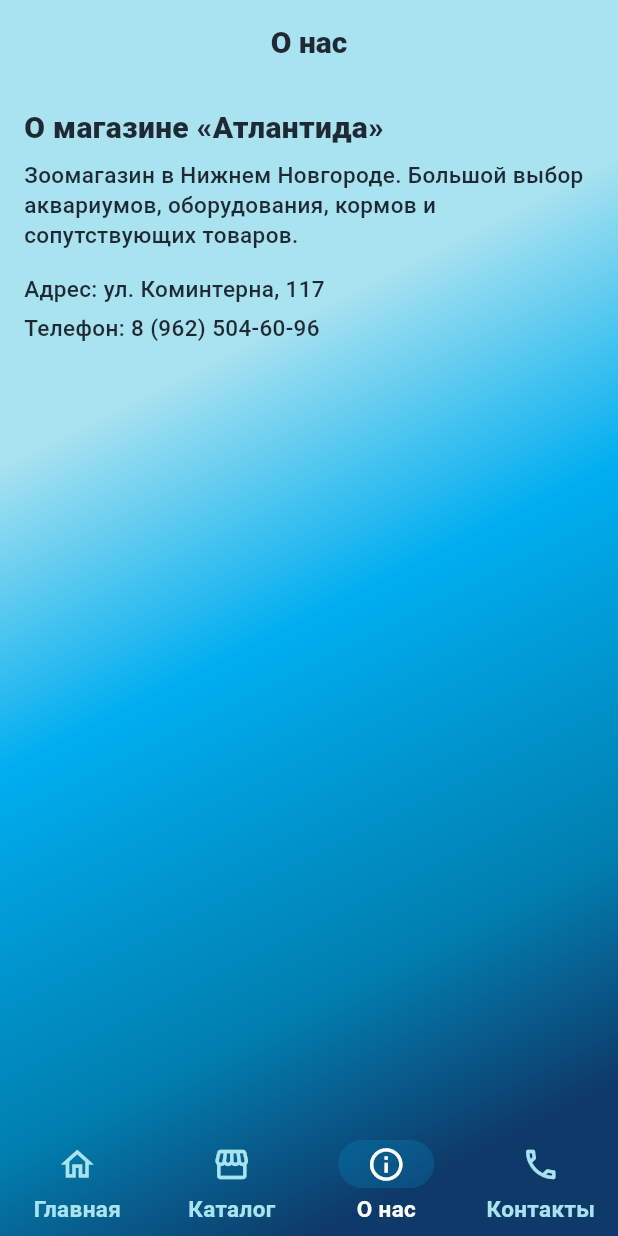
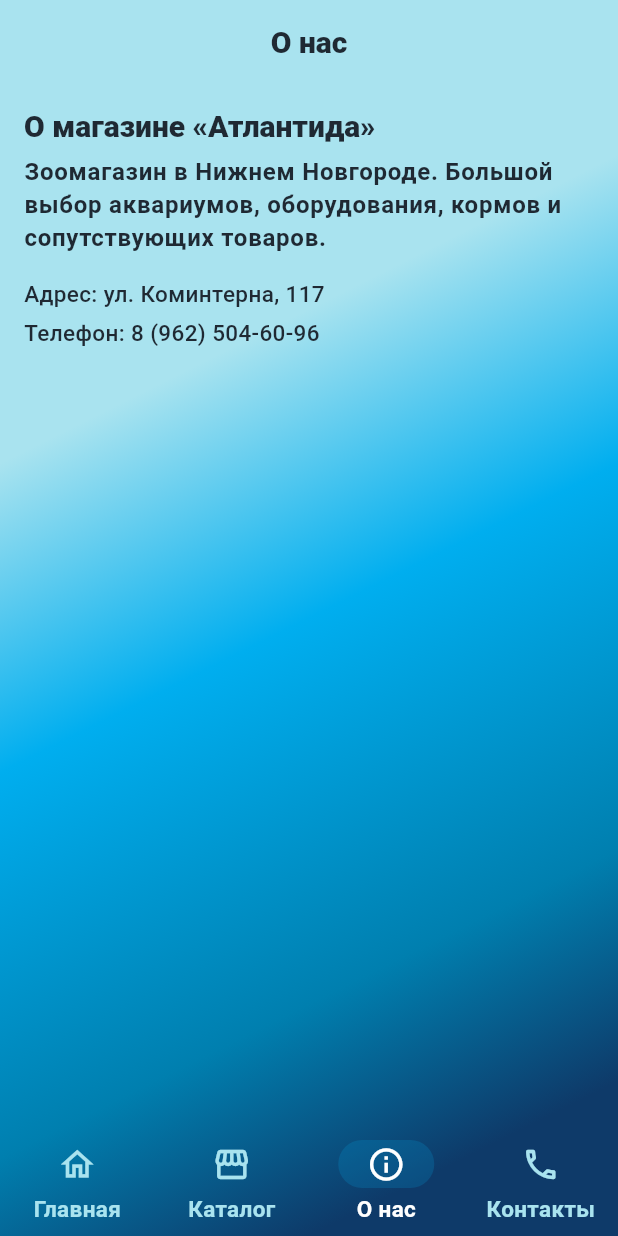
Before and after one commit to siyatut/atlantida_shop, a Flutter app: the screen it shows after launch, item 3 of the bottom bar chosen, on a phone screen of 412 x 824 dp. Run offline on Flutter 3.47's test engine with Material 3 defaults, Android fonts, the phone set to English and light mode, and no system bars; our stand-ins replace cached_network_image; network calls fail; statements that could not run were skipped.

Commit message:
fix(ui): align typography on about and catalog

```diff
--- a/lib/screens/about.dart
+++ b/lib/screens/about.dart
@@ -5,22 +5,22 @@ class AboutScreen extends StatelessWidget {
 
   @override
   Widget build(BuildContext context) {
+    final textTheme = Theme.of(context).textTheme;
+
     return ListView(
       padding: const EdgeInsets.all(16),
-      children: const [
-        Text(
-          'О магазине «Атлантида»',
-          style: TextStyle(fontSize: 20, fontWeight: FontWeight.w800),
-        ),
-        SizedBox(height: 8),
+      children: [
+        Text('О магазине «Атлантида»', style: textTheme.titleLarge),
+        const SizedBox(height: 8),
         Text(
           'Зоомагазин в Нижнем Новгороде. Большой выбор аквариумов, '
           'оборудования, кормов и сопутствующих товаров.',
+          style: textTheme.bodyLarge,
         ),
-        SizedBox(height: 16),
-        Text('Адрес: ул. Коминтерна, 117'),
-        SizedBox(height: 6),
-        Text('Телефон: 8 (962) 504-60-96'),
+        const SizedBox(height: 16),
+        Text('Адрес: ул. Коминтерна, 117', style: textTheme.bodyMedium),
+        const SizedBox(height: 6),
+        Text('Телефон: 8 (962) 504-60-96', style: textTheme.bodyMedium),
       ],
     );
   }
```
Also changed, not shown: lib/screens/catalog.dart (+29 -26 lines).
